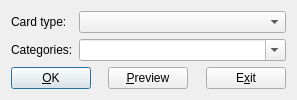
The window that mnemosyne/mnemosyne/pyqt_ui/edit_fact_dlg.ui (vasvlad/pomni) describes before a commit, drawn with Qt 5.
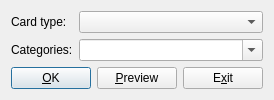
The same window after the commit.

The edit to the form file:
```diff
--- a/mnemosyne/mnemosyne/pyqt_ui/edit_fact_dlg.ui
+++ b/mnemosyne/mnemosyne/pyqt_ui/edit_fact_dlg.ui
@@ -5,7 +5,7 @@
    <rect>
     <x>0</x>
     <y>0</y>
-    <width>297</width>
+    <width>209</width>
     <height>100</height>
    </rect>
   </property>
```
